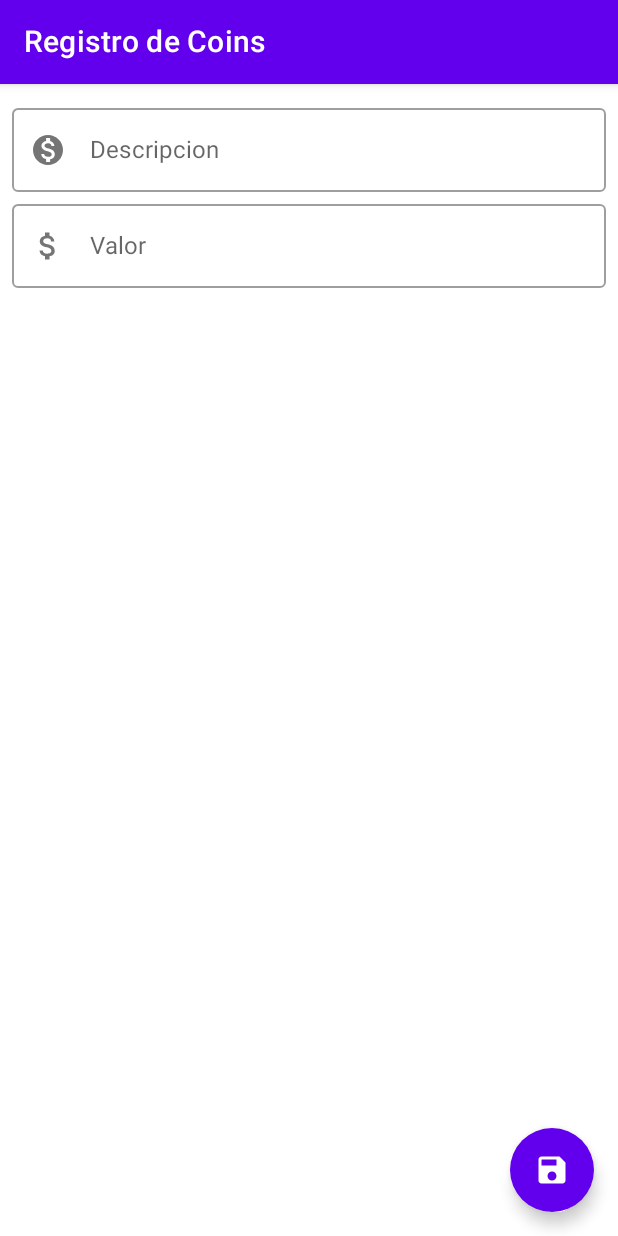
After one commit to carlos25u/CoinsCompose, an Android app built with Jetpack Compose: the registroCoins screen opened through its navigation route, on a phone screen of 412 x 824 dp. The commit adds this screen. Run offline under Robolectric (Android 15) with nearby library versions, the phone set to English and light mode, and no system bars; our stand-ins replace Dagger/Hilt's generated code; pictures from the network do not load.

Commit message:
haciendo navegacion

```diff
--- a/app/build.gradle
+++ b/app/build.gradle
@@ -56,6 +56,10 @@ dependencies {
     implementation 'androidx.lifecycle:lifecycle-runtime-ktx:2.4.1'
     implementation 'androidx.activity:activity-compose:1.4.0'
 
+    //material
+    implementation "androidx.compose.material:material:$compose_version"
+    implementation "androidx.compose.material:material-icons-extended:$compose_version"
+
     //navegacion
     implementation "androidx.navigation:navigation-compose:2.5.0-rc01"
 
--- a/app/src/main/java/com/call/coinscompose/MainActivity.kt
+++ b/app/src/main/java/com/call/coinscompose/MainActivity.kt
@@ -17,9 +17,16 @@ import androidx.compose.ui.Modifier
 import androidx.compose.ui.tooling.preview.Preview
 import androidx.compose.ui.unit.dp
 import androidx.hilt.navigation.compose.hiltViewModel
+import androidx.navigation.NavHost
+import androidx.navigation.compose.NavHost
+import androidx.navigation.compose.composable
+import androidx.navigation.compose.rememberNavController
 import coil.compose.AsyncImage
 import com.call.coinscompose.data.remote.dto.CoinsDto
 import com.call.coinscompose.ui.theme.CoinsComposeTheme
+import com.call.coinscompose.ui.theme.Componentes.listadoCoins
+import com.call.coinscompose.ui.theme.Componentes.registroCoins
+import com.call.coinscompose.util.Screen
 import com.call.coinscompose.view.CoinsViewModel
 import dagger.hilt.android.AndroidEntryPoint
 
@@ -28,81 +35,31 @@ class MainActivity : ComponentActivity() {
     override fun onCreate(savedInstanceState: Bundle?) {
         super.onCreate(savedInstanceState)
         setContent {
-            CoinsComposeTheme {
-                // A surface container using the 'background' color from the theme
-                Surface(
-                    modifier = Modifier.fillMaxSize(),
-                    color = MaterialTheme.colors.background
-                ) {
-                    myApp()
-                }
-            }
+           myApp()
         }
     }
 }
 
 @Composable
-fun myApp(viewModel: CoinsViewModel = hiltViewModel()) {
-    val  ScaffoldState = rememberScaffoldState()
-    val state = viewModel.state.value
+fun myApp() {
+    CoinsComposeTheme {
+        // A surface container using the 'background' color from the theme
+        Surface(
+            modifier = Modifier.fillMaxSize(),
+            color = MaterialTheme.colors.background
+        ) {
+            val navHostController = rememberNavController()
+            NavHost(navController = navHostController,
+                startDestination = Screen.coinsListadoScreen.route){
 
-    Scaffold(
-        topBar ={
-            TopAppBar(title = { Text(text = "Listado de Coins") })
-        },
-        scaffoldState = ScaffoldState
-    ){it
+                composable(route  = Screen.coinsListadoScreen.route){
+                    listadoCoins(goToRegistro = {navHostController.navigate(Screen.coinsRegistroScreen.route)})
+                }
 
-        Column(modifier = Modifier.fillMaxSize()) {
-            LazyColumn(modifier = Modifier.fillMaxSize()){
-                items(state.Coins){ Coins ->
-                    coinsItem(
-                        coins = Coins,
-                        onClick = {})
+                composable(route = Screen.coinsRegistroScreen.route){
+                    registroCoins(backToListado = {navHostController.navigate(Screen.coinsListadoScreen.route)})
                 }
-            }
-            if (state.isLoading)
-                CircularProgressIndicator()
-        }
-    }
-}
 
-@Composable
-fun coinsItem(coins: CoinsDto, onClick : (CoinsDto)-> Unit) {
-    Column(modifier = Modifier
-        .fillMaxWidth()
-        .padding(4.dp)
-    ) {
-        Card(modifier = Modifier
-            .fillMaxWidth()
-            .height(60.dp)
-            .clickable { onClick(coins) }) {
-            Row(
-                modifier = Modifier
-                    .fillMaxWidth()
-                    .height(30.dp)
-                    .padding(8.dp),
-
-            ) {
-                AsyncImage(
-                    model = "${coins.imagenUrl}",
-                    contentDescription = null,
-
-                    )
-
-                Row(modifier = Modifier
-                    .fillMaxWidth().padding(horizontal = 5.dp, vertical = 10.dp),
-                    horizontalArrangement = Arrangement.SpaceBetween,
-
-                ) {
-                    Text(
-                        text = "${coins.descripcion}", )
-
-
-
-                    Text(
-                        text = "$ ${coins.valor}",)
-                }
             }
         }
     }
--- a/app/src/main/java/com/call/coinscompose/data/remote/dto/CoinsDto.kt
+++ b/app/src/main/java/com/call/coinscompose/data/remote/dto/CoinsDto.kt
@@ -4,5 +4,5 @@ data class CoinsDto(
     val coinId: Int,
     val descripcion: String,
     val valor: String,
-    val imagenUrl: String
+    val imagenUrl: String?
 )
--- /dev/null
+++ b/app/src/main/java/com/call/coinscompose/ui/theme/Componentes/listadoCoins.kt
@@ -0,0 +1,95 @@
+package com.call.coinscompose.ui.theme.Componentes
+
+import androidx.compose.foundation.clickable
+import androidx.compose.foundation.layout.*
+import androidx.compose.foundation.lazy.LazyColumn
+import androidx.compose.foundation.lazy.items
+import androidx.compose.material.*
+import androidx.compose.material.icons.Icons
+import androidx.compose.material.icons.filled.Add
+import androidx.compose.runtime.Composable
+import androidx.compose.ui.Modifier
+import androidx.compose.ui.unit.dp
+import androidx.hilt.navigation.compose.hiltViewModel
+import coil.compose.AsyncImage
+import com.call.coinscompose.data.remote.dto.CoinsDto
+import com.call.coinscompose.view.CoinsViewModel
+
+@Composable
+fun listadoCoins(goToRegistro :() -> Unit, viewModel: CoinsViewModel = hiltViewModel()){
+    val  ScaffoldState = rememberScaffoldState()
+    val state = viewModel.state.value
+
+    Scaffold(
+        topBar ={
+            TopAppBar(title = { Text(text = "Listado de Coins") })
+        },
+
+        floatingActionButton = {
+            FloatingActionButton(
+                onClick = {
+                    goToRegistro()
+                },
+                backgroundColor = MaterialTheme.colors.primary
+            ) {
+                Icon(imageVector = Icons.Default.Add, contentDescription = "Nuevo")
+            }
+        },
+
+        scaffoldState = ScaffoldState
+    ){it
+
+        Column(modifier = Modifier.fillMaxSize()) {
+            LazyColumn(modifier = Modifier.fillMaxSize()){
+                items(state.Coins){ Coins ->
+                    coinsItem(
+                        coins = Coins,
+                        onClick = {})
+                }
+            }
+            if (state.isLoading)
+                CircularProgressIndicator()
+        }
+    }
+}
+
+@Composable
+fun coinsItem(coins: CoinsDto, onClick : (CoinsDto)-> Unit) {
+    Column(modifier = Modifier
+        .fillMaxWidth()
+        .padding(4.dp)
+    ) {
+        Card(modifier = Modifier
+            .fillMaxWidth()
+            .height(60.dp)
+            .clickable { onClick(coins) }) {
+            Row(
+                modifier = Modifier
+                    .fillMaxWidth()
+                    .height(30.dp)
+                    .padding(8.dp),
+
+                ) {
+                AsyncImage(
+                    model = "${coins.imagenUrl}",
+                    contentDescription = null,
+
+                    )
+
+                Row(modifier = Modifier
+                    .fillMaxWidth().padding(horizontal = 5.dp, vertical = 10.dp),
+                    horizontalArrangement = Arrangement.SpaceBetween,
+
+                    ) {
+                    Text(
+                        text = "${coins.descripcion}", )
+
+
+
+                    Text(
+                        text = "$ ${coins.valor}",)
+                }
+            }
+        }
+    }
+}
--- /dev/null
+++ b/app/src/main/java/com/call/coinscompose/ui/theme/Componentes/registroCoins.kt
@@ -0,0 +1,68 @@
+package com.call.coinscompose.ui.theme.Componentes
+
+import androidx.compose.foundation.layout.Column
+import androidx.compose.foundation.layout.fillMaxWidth
+import androidx.compose.foundation.layout.padding
+import androidx.compose.material.*
+import androidx.compose.material.icons.Icons
+import androidx.compose.material.icons.filled.*
+import androidx.compose.runtime.Composable
+import androidx.compose.ui.Modifier
+import androidx.compose.ui.unit.dp
+import androidx.hilt.navigation.compose.hiltViewModel
+import com.call.coinscompose.view.CoinsViewModel
+
+@Composable
+fun  registroCoins(backToListado:() -> Unit, viewModel: CoinsViewModel = hiltViewModel()){
+    val  ScaffoldState = rememberScaffoldState()
+    val state = viewModel.state.value
+
+    Scaffold(
+        topBar ={
+            TopAppBar(title = { Text(text = "Registro de Coins") })
+        },
+
+        floatingActionButton = {
+            FloatingActionButton(
+                onClick = {
+                    backToListado()
+                },
+                backgroundColor = MaterialTheme.colors.primary
+            ) {
+                Icon(imageVector = Icons.Default.Save, contentDescription = "Nuevo")
+            }
+        },
+
+        scaffoldState = ScaffoldState
+    ) { it
+
+        Column(
+            modifier = Modifier
+                .fillMaxWidth()
+                .padding(8.dp)) {
+
+            OutlinedTextField(
+                value = "",
+                onValueChange = {},
+                label = { Text(text = "Descripcion")},
+                modifier = Modifier.fillMaxWidth(),
+                leadingIcon = {
+                    Icon(
+                        imageVector = Icons.Default.MonetizationOn,
+                        contentDescription = null)}
+            )
+
+            OutlinedTextField(
+                value = "",
+                onValueChange = {},
+                label = { Text(text = "Valor")},
+                modifier = Modifier.fillMaxWidth(),
+                leadingIcon = {
+                    Icon(
+                        imageVector = Icons.Default.AttachMoney,
+                        contentDescription = null)}
+            )
+        }
+
+    }
+}
--- /dev/null
+++ b/app/src/main/java/com/call/coinscompose/util/Screen.kt
@@ -0,0 +1,6 @@
+package com.call.coinscompose.util
+
+sealed class Screen(val route: String) {
+    object coinsRegistroScreen: Screen("coinsRegistroScreen")
+    object coinsListadoScreen: Screen("coinsListadoScreen")
+}
```
Also changed, not shown: app/src/main/java/com/call/coinscompose/ui/theme/theme/Color.kt (renamed from app/src/main/java/com/call/coinscompose/ui/theme/Color.kt), app/src/main/java/com/call/coinscompose/ui/theme/theme/Shape.kt (renamed from app/src/main/java/com/call/coinscompose/ui/theme/Shape.kt), app/src/main/java/com/call/coinscompose/ui/theme/theme/Theme.kt (renamed from app/src/main/java/com/call/coinscompose/ui/theme/Theme.kt), app/src/main/java/com/call/coinscompose/ui/theme/theme/Type.kt (renamed from app/src/main/java/com/call/coinscompose/ui/theme/Type.kt).
